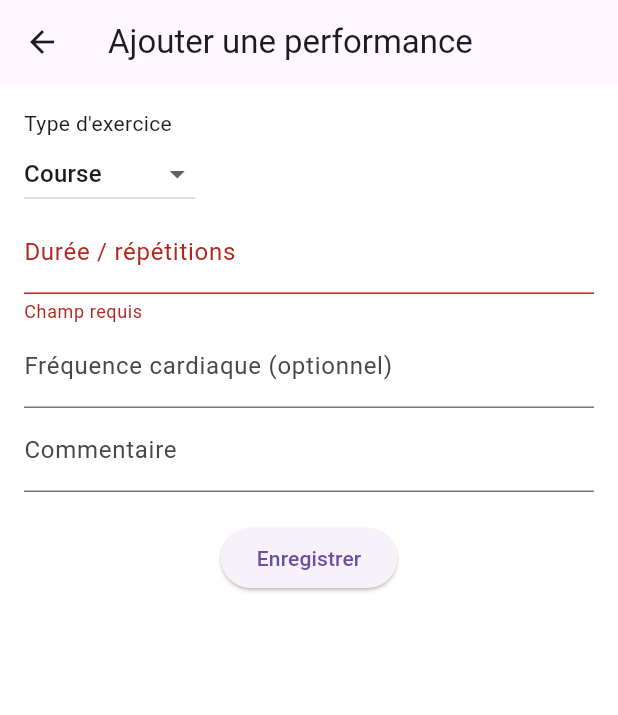
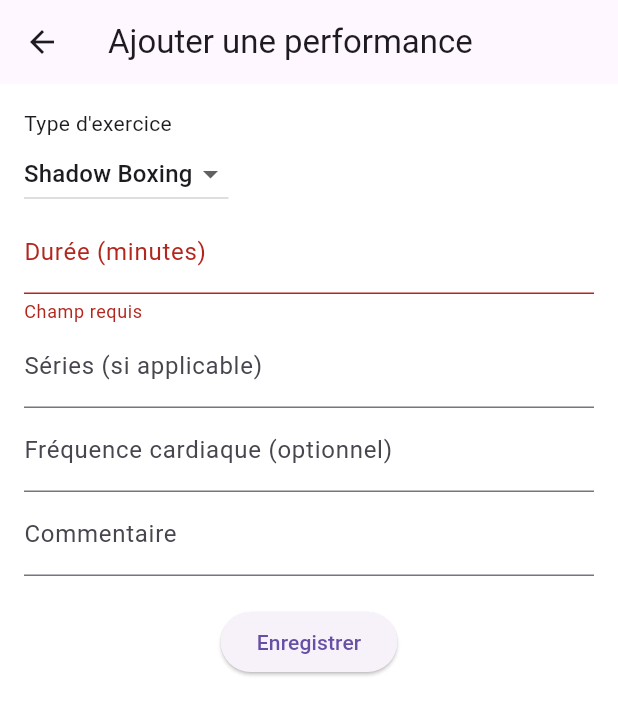
Before and after one commit to J2S80000/Sport_Tracker, a Flutter app: the AddPerformancePage screen opened directly, after a tap on "Enregistrer", on a phone screen of 412 x 824 dp. Shown: the top 715 px of the screen. Run offline on Flutter 3.47's test engine with Material 3 defaults, Android fonts, the phone set to English and light mode, and no system bars; our stand-ins replace cloud_firestore, firebase_auth, firebase_core, fl_chart, google_sign_in, table_calendar; accounts and stored records are empty.

Commit message:
retour a une version fonctionnelle

```diff
--- a/lib/views/add_performance_page.dart
+++ b/lib/views/add_performance_page.dart
@@ -1,4 +1,6 @@
 import 'package:flutter/material.dart';
+import 'package:cloud_firestore/cloud_firestore.dart';
+import 'package:firebase_auth/firebase_auth.dart';
 
 class AddPerformancePage extends StatefulWidget {
   const AddPerformancePage({super.key});
@@ -10,10 +12,25 @@ class AddPerformancePage extends StatefulWidget {
 class _AddPerformancePageState extends State<AddPerformancePage> {
   final _formKey = GlobalKey<FormState>();
 
-  String _type = 'Course';
+  String _type = 'Shadow Boxing';
   String _duree = '';
+  String _series = '';
   String _frequence = '';
   String _commentaire = '';
+
+  double calculateCompletion({
+    required int? plannedSeries,
+    required int? plannedDuration,
+    required int? performedSeries,
+    required int? performedDuration,
+  }) {
+    if (plannedSeries == null || plannedDuration == null || plannedSeries == 0 || plannedDuration == 0) {
+      return 0;
+    }
+    final seriesRatio = (performedSeries ?? 0) / plannedSeries;
+    final durationRatio = (performedDuration ?? 0) / plannedDuration;
+    return ((seriesRatio + durationRatio) / 2 * 100).clamp(0, 100);
+  }
 
   @override
   Widget build(BuildContext context) {
@@ -34,7 +51,7 @@ class _AddPerformancePageState extends State<AddPerformancePage> {
                     _type = newValue!;
                   });
                 },
-                items: <String>['Course', 'Musculation', 'Yoga', 'Natation']
+                items: <String>['Shadow Boxing', 'Pompes', 'Tractions', 'Course', 'Cardio libre']
                     .map((String value) => DropdownMenuItem<String>(
                           value: value,
                           child: Text(value),
@@ -42,10 +59,15 @@ class _AddPerformancePageState extends State<AddPerformancePage> {
                     .toList(),
               ),
               TextFormField(
-                decoration: const InputDecoration(labelText: 'Durée / répétitions'),
-                validator: (value) =>
-                    value == null || value.isEmpty ? 'Champ requis' : null,
+                decoration: const InputDecoration(labelText: 'Durée (minutes)'),
+                validator: (value) => value == null || value.isEmpty ? 'Champ requis' : null,
+                keyboardType: TextInputType.number,
                 onChanged: (value) => _duree = value,
+              ),
+              TextFormField(
+                decoration: const InputDecoration(labelText: 'Séries (si applicable)'),
+                keyboardType: TextInputType.number,
+                onChanged: (value) => _series = value,
               ),
               TextFormField(
                 decoration: const InputDecoration(labelText: 'Fréquence cardiaque (optionnel)'),
@@ -59,12 +81,85 @@ class _AddPerformancePageState extends State<AddPerformancePage> {
               const SizedBox(height: 20),
               Center(
                 child: ElevatedButton(
-                  onPressed: () {
-                    if (_formKey.currentState!.validate()) {
+                  onPressed: () async {
+                    if (!_formKey.currentState!.validate()) return;
+
+                    final user = FirebaseAuth.instance.currentUser;
+                    if (user == null) return;
+
+                    final now = DateTime.now();
+                    final dateKey = DateTime(now.year, now.month, now.day).toIso8601String().substring(0, 10);
+
+                    final programmeSnap = await FirebaseFirestore.instance
+                        .collection('users')
+                        .doc(user.uid)
+                        .collection('programmes')
+                        .where('jour', isGreaterThanOrEqualTo: dateKey)
+                        .where('jour', isLessThan: dateKey + 'T23:59:59')
+                        .limit(1)
+                        .get();
+
+                    if (programmeSnap.docs.isEmpty) {
                       ScaffoldMessenger.of(context).showSnackBar(
-                        const SnackBar(content: Text('Performance enregistrée !')),
+                        const SnackBar(content: Text('Aucun programme aujourd\'hui pour valider cette performance.')),
                       );
+                      return;
                     }
+
+                    final doc = programmeSnap.docs.first;
+                    final data = doc.data();
+                    final exercices = List<Map<String, dynamic>>.from(data['exercices'] ?? []);
+
+                    final matchingIndex = exercices.indexWhere((e) => e['type'] == _type);
+                    if (matchingIndex == -1) {
+                      ScaffoldMessenger.of(context).showSnackBar(
+                        const SnackBar(content: Text('Aucun exercice correspondant dans le programme du jour.')),
+                      );
+                      return;
+                    }
+
+                    final ex = exercices[matchingIndex];
+                    final plannedSeries = int.tryParse(ex['series'] ?? '');
+                    final plannedDuration = int.tryParse(ex['duration'] ?? '');
+                    final performedSeries = int.tryParse(_series);
+                    final performedDuration = int.tryParse(_duree);
+
+                    final percent = calculateCompletion(
+                      plannedSeries: plannedSeries,
+                      plannedDuration: plannedDuration,
+                      performedSeries: performedSeries,
+                      performedDuration: performedDuration,
+                    ).round();
+
+                    final confirmed = await showDialog<bool>(
+                      context: context,
+                      builder: (context) => AlertDialog(
+                        title: const Text("Valider la performance ?"),
+                        content: Text("Cette performance correspond à $percent% de l'objectif.\nRemplacer et marquer comme accompli ?"),
+                        actions: [
+                          TextButton(onPressed: () => Navigator.pop(context, false), child: const Text("Annuler")),
+                          TextButton(onPressed: () => Navigator.pop(context, true), child: const Text("Valider")),
+                        ],
+                      ),
+                    );
+
+                    if (confirmed != true) return;
+
+                    exercices[matchingIndex] = {
+                      ...ex,
+                      'duration': _duree,
+                      'series': _series,
+                      'accompli': true,
+                      'commentaire': _commentaire,
+                    };
+
+                    await doc.reference.update({'exercices': exercices});
+
+                    ScaffoldMessenger.of(context).showSnackBar(
+                      SnackBar(content: Text('✅ Performance enregistrée et exercice mis à jour à $percent%.')),
+                    );
+
+                    Navigator.pop(context);
                   },
                   child: const Text("Enregistrer"),
                 ),
--- a/pubspec.yaml
+++ b/pubspec.yaml
@@ -18,9 +18,14 @@ dependencies:
   table_calendar: ^3.0.9
 
 dev_dependencies:
+  flutter_launcher_icons: "^0.9.2"
   flutter_test:
     sdk: flutter
   flutter_lints: ^5.0.0
 
+flutter_icons:
+  android: "launcher_icon"
+  ios: true
+  image_path: "assets/icon/icon.png"
 flutter:
   uses-material-design: true
```
Also changed, not shown: lib/views/add_program_page.dart (+13 -7 lines), lib/views/calendar_page.dart (+25 -6 lines), assets/icon/icon.png (added), pubspec.lock, 22 other files.
